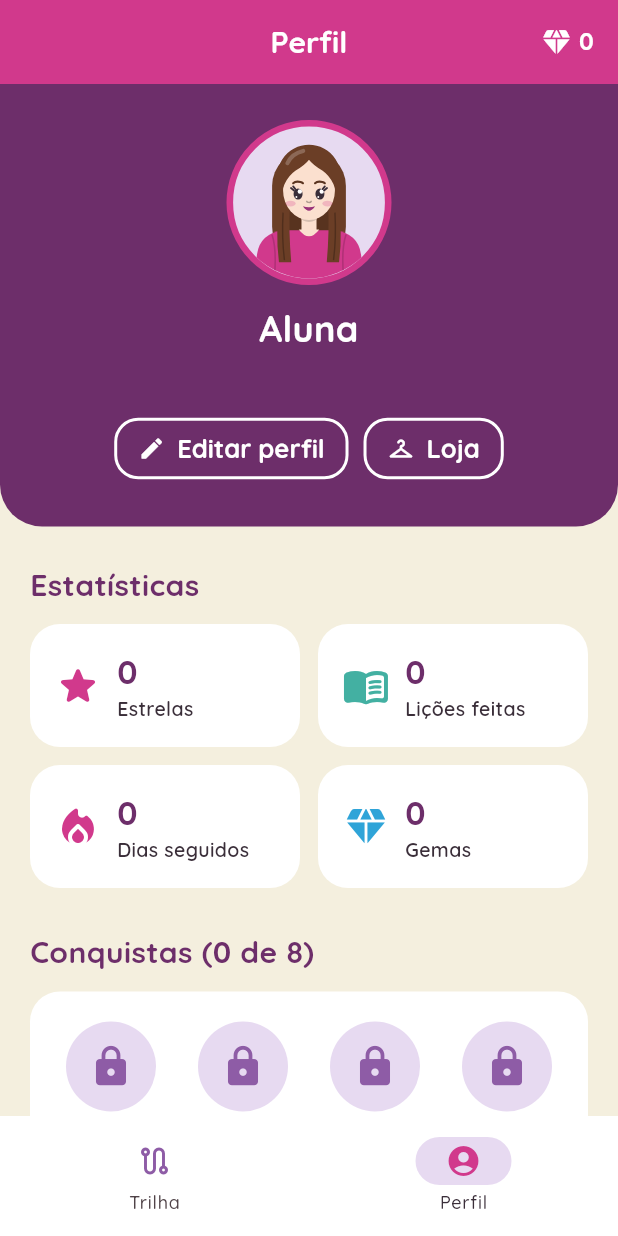
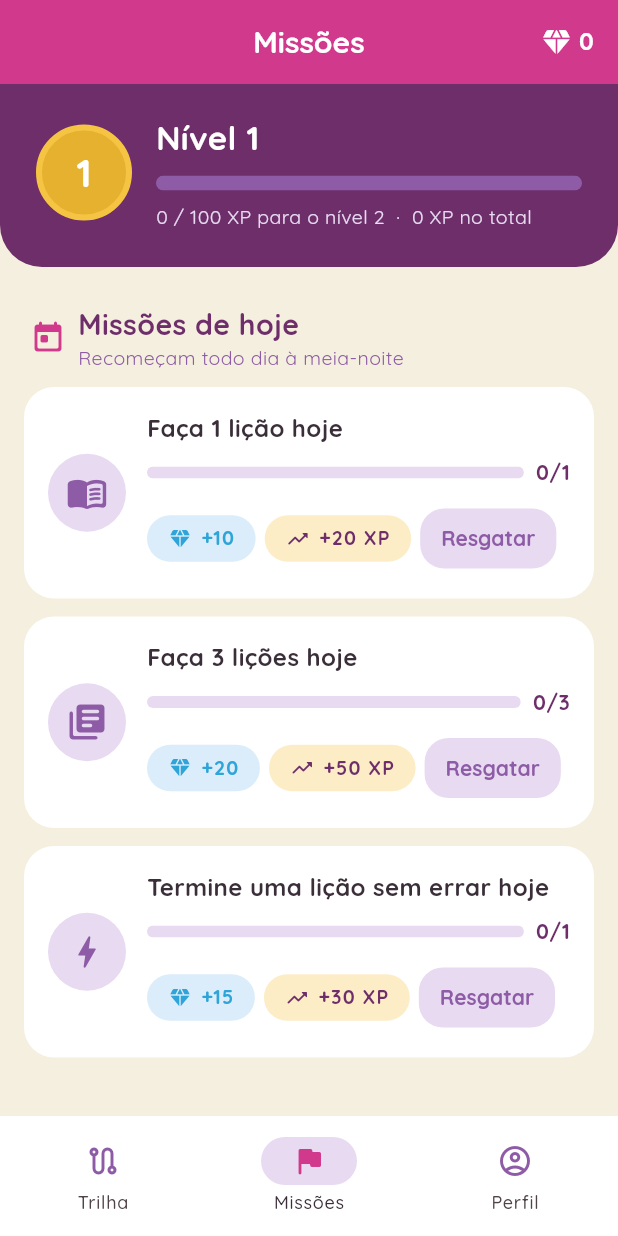
Before and after one commit to Adrisao/SORORIDADE-EM-JOGO, a Flutter app: the screen it shows once a user with an empty profile is signed in, item 2 of the bottom bar chosen, on a phone screen of 412 x 824 dp. Run offline on Flutter 3.47's test engine with Material 3 defaults, Android fonts, the phone set to English and light mode, and no system bars; our stand-ins replace audioplayers, cloud_firestore, firebase_auth, firebase_core, video_player; missing offline and left inert: video_player_media_kit; accounts and stored records are empty.

Commit message:
feat: tela de missões com gemas e XP
Nova aba "Missões" na barra de baixo, com missões diárias (recomeçam à
meia-noite) e especiais (uma vez só). Ao resgatar, a aluna ganha gemas,
que entram no saldo da loja, e XP; cada 100 XP sobe um nível.

O XP, as gemas das missões e as missões resgatadas ficam no documento
alunas/{uid}. As regras do Firestore aceitam os campos novos e impedem
que esses valores diminuam ou subam mais de 300 por vez.

Co-Authored-By: Claude Opus 5.5 <noreply@anthropic.com>

```diff
--- a/lib/app/perfil_aluna.dart
+++ b/lib/app/perfil_aluna.dart
@@ -8,7 +8,8 @@ import 'autenticacao.dart';
 import 'progresso.dart';
 
 // Escolhas da aluna que ficam salvas no Firebase:
-// avatar, roupinhas compradas e vestidas, gemas gastas e configurações.
+// avatar, roupinhas compradas e vestidas, gemas gastas, configurações,
+// XP e missões resgatadas.
 class PerfilAluna extends ChangeNotifier {
   PerfilAluna._();
 
@@ -21,14 +22,60 @@ class PerfilAluna extends ChangeNotifier {
   int _gemasGastas = 0;
   bool _som = true;
 
+  // Missões: XP e gemas ganhos resgatando missões.
+  int _xp = 0;
+  int _gemasMissoes = 0;
+  // Missões especiais (só podem ser resgatadas uma vez).
+  final Set<String> _missoesResgatadas = {};
+  // Missões diárias resgatadas no dia _diaDasDiarias ('2026-11-18').
+  final Set<String> _diariasResgatadas = {};
+  String _diaDasDiarias = '';
+
+  static const int xpPorNivel = 100;
+
   String get avatar => _avatar;
   String get roupa => _roupa;
   String? get acessorio => _acessorio;
   bool get som => _som;
   int get gemasGastas => _gemasGastas;
 
-  // Saldo = gemas ganhas nas lições - gemas gastas na loja.
-  int get gemas => max(0, Progresso.instancia.gemasGanhas - _gemasGastas);
+  int get xp => _xp;
+  int get nivel => 1 + _xp ~/ xpPorNivel;
+  int get xpNoNivel => _xp % xpPorNivel;
+
+  // Saldo = gemas ganhas nas lições e missões - gemas gastas na loja.
+  int get gemas =>
+      max(0, Progresso.instancia.gemasGanhas + _gemasMissoes - _gemasGastas);
+
+  bool resgatou(String missao, {required bool diaria}) => diaria
+      ? _diaDasDiarias == Progresso.chaveDoDia(DateTime.now()) &&
+          _diariasResgatadas.contains(missao)
+      : _missoesResgatadas.contains(missao);
+
+  // Entrega as gemas e o XP de uma missão concluída.
+  // Devolve false se ela já tinha sido resgatada.
+  bool resgatarMissao(
+    String missao, {
+    required bool diaria,
+    required int gemas,
+    required int xp,
+  }) {
+    if (resgatou(missao, diaria: diaria)) return false;
+    if (diaria) {
+      final hoje = Progresso.chaveDoDia(DateTime.now());
+      if (_diaDasDiarias != hoje) {
+        _diaDasDiarias = hoje;
+        _diariasResgatadas.clear();
+      }
+      _diariasResgatadas.add(missao);
+    } else {
+      _missoesResgatadas.add(missao);
+    }
+    _gemasMissoes += gemas;
+    _xp += xp;
+    _alterou();
+    return true;
+  }
 
   bool comprou(String id) => _compradas.contains(id);
 
@@ -46,6 +93,11 @@ class PerfilAluna extends ChangeNotifier {
       ..add(roupaInicial);
     _gemasGastas = 0;
     _som = true;
+    _xp = 0;
+    _gemasMissoes = 0;
+    _missoesResgatadas.clear();
+    _diariasResgatadas.clear();
+    _diaDasDiarias = '';
     notifyListeners();
   }
 
@@ -78,6 +130,14 @@ class PerfilAluna extends ChangeNotifier {
 
     _gemasGastas = (dados['gemasGastas'] as num?)?.toInt() ?? 0;
     _som = dados['som'] as bool? ?? true;
+
+    _xp = (dados['xp'] as num?)?.toInt() ?? 0;
+    _gemasMissoes = (dados['gemasMissoes'] as num?)?.toInt() ?? 0;
+    _missoesResgatadas.addAll(
+        (dados['missoesResgatadas'] as List?)?.whereType<String>() ?? []);
+    _diaDasDiarias = dados['diaDasDiarias'] as String? ?? '';
+    _diariasResgatadas.addAll(
+        (dados['diariasResgatadas'] as List?)?.whereType<String>() ?? []);
     notifyListeners();
   }
 
@@ -124,6 +184,11 @@ class PerfilAluna extends ChangeNotifier {
       'compradas': _compradas.toList(),
       'gemasGastas': _gemasGastas,
       'som': _som,
+      'xp': _xp,
+      'gemasMissoes': _gemasMissoes,
+      'missoesResgatadas': _missoesResgatadas.toList(),
+      'diaDasDiarias': _diaDasDiarias,
+      'diariasResgatadas': _diariasResgatadas.toList(),
     }).catchError((Object e) {
       debugPrint('Não foi possível salvar o perfil no Firebase: $e');
     });
--- a/lib/app/progresso.dart
+++ b/lib/app/progresso.dart
@@ -11,6 +11,10 @@ class Progresso extends ChangeNotifier {
   final Map<int, int> _estrelas = {};
 
   final Set<String> _diasEstudados = {};
+
+  // Estrelas de cada lição feita, separadas por dia ('2026-11-18' -> [3, 1]).
+  // Usado pelas missões diárias.
+  final Map<String, List<int>> _estrelasPorDia = {};
 
   // Gemas ganhas fazendo lições (as gastas na loja ficam em PerfilAluna).
   int _gemasGanhas = 0;
@@ -43,6 +47,7 @@ class Progresso extends ChangeNotifier {
   void limpar() {
     _estrelas.clear();
     _diasEstudados.clear();
+    _estrelasPorDia.clear();
     _gemasGanhas = 0;
     _carregado = false;
     notifyListeners();
@@ -65,6 +70,7 @@ class Progresso extends ChangeNotifier {
 
     _estrelas.clear();
     _diasEstudados.clear();
+    _estrelasPorDia.clear();
     _gemasGanhas = 0;
 
     for (final tentativa in tentativas) {
@@ -73,17 +79,12 @@ class Progresso extends ChangeNotifier {
 
       final data = DateTime.parse(tentativa['data'] as String);
 
-      final dia = DateTime(data.year, data.month, data.day);
-
-      _diasEstudados.add(
-        '${dia.year.toString().padLeft(4, '0')}-'
-        '${dia.month.toString().padLeft(2, '0')}-'
-        '${dia.day.toString().padLeft(2, '0')}',
-      );
 
       final estrelas = erros == 0
           ? 3
           : (erros <= 2 ? 2 : 1);
+
+      _registrarDia(data, estrelas);
 
       _gemasGanhas += gemasPor(estrelas, primeiraVez: !_estrelas.containsKey(numero));
 
@@ -96,6 +97,25 @@ class Progresso extends ChangeNotifier {
     _carregado = true;
     notifyListeners();
   }
+
+  // '2026-11-18'
+  static String chaveDoDia(DateTime data) =>
+      '${data.year.toString().padLeft(4, '0')}-'
+      '${data.month.toString().padLeft(2, '0')}-'
+      '${data.day.toString().padLeft(2, '0')}';
+
+  void _registrarDia(DateTime data, int estrelas) {
+    final chave = chaveDoDia(data);
+    _diasEstudados.add(chave);
+    _estrelasPorDia.putIfAbsent(chave, () => []).add(estrelas);
+  }
+
+  // Lições feitas hoje (contando repetições).
+  int get licoesHoje => _estrelasPorDia[chaveDoDia(DateTime.now())]?.length ?? 0;
+
+  // Lições feitas hoje sem nenhum erro (3 estrelas).
+  int get licoesPerfeitasHoje =>
+      _estrelasPorDia[chaveDoDia(DateTime.now())]?.where((e) => e == 3).length ?? 0;
 
 int get diasSeguidos {
   if (_diasEstudados.isEmpty) return 0;
@@ -141,15 +161,7 @@ int get diasSeguidos {
     _estrelas[numero] = estrelas;
   }
 
-  final hoje = DateTime.now();
-
-  final dia = DateTime(hoje.year, hoje.month, hoje.day);
-
-  _diasEstudados.add(
-    '${dia.year.toString().padLeft(4, '0')}-'
-    '${dia.month.toString().padLeft(2, '0')}-'
-    '${dia.day.toString().padLeft(2, '0')}',
-  );
+  _registrarDia(DateTime.now(), estrelas);
 
   notifyListeners();
   return gemas;
--- /dev/null
+++ b/lib/data/missoes.dart
@@ -0,0 +1,130 @@
+import 'package:flutter/material.dart';
+
+import '../app/perfil_aluna.dart';
+import '../app/progresso.dart';
+import 'quizzes.dart';
+
+// Missões (quests): a aluna cumpre a tarefa e resgata gemas e XP.
+// As diárias recomeçam todo dia; as especiais só podem ser resgatadas uma vez.
+class Missao {
+  final String id;
+  final String titulo;
+  final IconData icone;
+  final bool diaria;
+  final int meta;
+  final int gemas;
+  final int xp;
+  final int Function(Progresso progresso, PerfilAluna perfil) andamento;
+
+  const Missao({
+    required this.id,
+    required this.titulo,
+    required this.icone,
+    required this.diaria,
+    required this.meta,
+    required this.gemas,
+    required this.xp,
+    required this.andamento,
+  });
+
+  // Quanto já foi feito, sem passar da meta.
+  int feito(Progresso p, PerfilAluna perfil) =>
+      andamento(p, perfil).clamp(0, meta);
+
+  bool cumprida(Progresso p, PerfilAluna perfil) => feito(p, perfil) >= meta;
+
+  bool resgatada(PerfilAluna perfil) => perfil.resgatou(id, diaria: diaria);
+
+  bool podeResgatar(Progresso p, PerfilAluna perfil) =>
+      cumprida(p, perfil) && !resgatada(perfil);
+}
+
+final List<Missao> missoes = [
+  // Diárias
+  Missao(
+    id: 'diaria_uma_licao',
+    titulo: 'Faça 1 lição hoje',
+    icone: Icons.menu_book_rounded,
+    diaria: true,
+    meta: 1,
+    gemas: 10,
+    xp: 20,
+    andamento: (p, _) => p.licoesHoje,
+  ),
+  Missao(
+    id: 'diaria_tres_licoes',
+    titulo: 'Faça 3 lições hoje',
+    icone: Icons.library_books_rounded,
+    diaria: true,
+    meta: 3,
+    gemas: 20,
+    xp: 50,
+    andamento: (p, _) => p.licoesHoje,
+  ),
+  Missao(
+    id: 'diaria_perfeita',
+    titulo: 'Termine uma lição sem errar hoje',
+    icone: Icons.bolt_rounded,
+    diaria: true,
+    meta: 1,
+    gemas: 15,
+    xp: 30,
+    andamento: (p, _) => p.licoesPerfeitasHoje,
+  ),
+
+  // Especiais
+  Missao(
+    id: 'tres_licoes',
+    titulo: 'Conclua 3 lições da trilha',
+    icone: Icons.route_rounded,
+    diaria: false,
+    meta: 3,
+    gemas: 30,
+    xp: 60,
+    andamento: (p, _) => p.totalConcluidas,
+  ),
+  Missao(
+    id: 'dez_estrelas',
+    titulo: 'Junte 10 estrelas',
+    icone: Icons.star_rounded,
+    diaria: false,
+    meta: 10,
+    gemas: 25,
+    xp: 50,
+    andamento: (p, _) => p.totalEstrelas,
+  ),
+  Missao(
+    id: 'tres_dias',
+    titulo: 'Estude 3 dias seguidos',
+    icone: Icons.local_fire_department_rounded,
+    diaria: false,
+    meta: 3,
+    gemas: 30,
+    xp: 60,
+    andamento: (p, _) => p.diasSeguidos,
+  ),
+  Missao(
+    id: 'primeira_roupinha',
+    titulo: 'Compre uma roupinha na loja',
+    icone: Icons.checkroom_rounded,
+    diaria: false,
+    meta: 1,
+    gemas: 10,
+    xp: 20,
+    andamento: (_, perfil) => perfil.totalCompradas,
+  ),
+  Missao(
+    id: 'trilha_completa',
+    titulo: 'Conclua a trilha inteira',
+    icone: Icons.emoji_events_rounded,
+    diaria: false,
+    meta: quizzes.length,
+    gemas: 100,
+    xp: 200,
+    andamento: (p, _) => p.totalConcluidas,
+  ),
+];
+
+// Quantas missões estão prontas para resgatar (para o aviso na barra de baixo).
+int missoesParaResgatar(Progresso p, PerfilAluna perfil) =>
+    missoes.where((m) => m.podeResgatar(p, perfil)).length;
--- a/lib/database/database_helper.dart
+++ b/lib/database/database_helper.dart
@@ -15,6 +15,9 @@ import 'package:firebase_auth/firebase_auth.dart';
 //     compradas:   lista das roupinhas compradas na loja
 //     gemasGastas: total de gemas já gastas na loja
 //     som:         efeitos sonoros ligados?
+//     xp, gemasMissoes:  XP e gemas ganhos resgatando missões
+//     missoesResgatadas: missões especiais já resgatadas
+//     diaDasDiarias, diariasResgatadas: missões diárias resgatadas naquele dia
 class DatabaseHelper {
   static final DatabaseHelper instancia = DatabaseHelper._();
 
--- a/lib/screens/home_page.dart
+++ b/lib/screens/home_page.dart
@@ -6,9 +6,11 @@ import '../app/buttons.dart';
 import '../app/pallet.dart';
 import '../app/perfil_aluna.dart';
 import '../app/progresso.dart';
+import '../data/missoes.dart';
 import '../data/quizzes.dart';
 import '../widgets/avatar.dart';
 import '../widgets/comum.dart';
+import 'missoes.dart';
 import 'perfil.dart';
 
 class HomePage extends StatefulWidget {
@@ -21,7 +23,7 @@ class HomePage extends StatefulWidget {
 class _HomePageState extends State<HomePage> {
   final progresso = Progresso.instancia;
 
-  // Aba selecionada na barra de baixo: 0 = Trilha, 1 = Perfil
+  // Aba selecionada na barra de baixo: 0 = Trilha, 1 = Missões, 2 = Perfil
   int aba = 0;
 
   @override
@@ -32,26 +34,48 @@ class _HomePageState extends State<HomePage> {
         index: aba,
         children: [
           _trilha(),
+          const Missoes(),
           const Perfil(),
         ],
       ),
-      bottomNavigationBar: NavigationBar(
+      bottomNavigationBar: ListenableBuilder(
+        listenable: Listenable.merge([progresso, PerfilAluna.instancia]),
+        builder: (context, _) {
+          final prontas = missoesParaResgatar(progresso, PerfilAluna.instancia);
+          return NavigationBar(
             selectedIndex: aba,
             onDestinationSelected: (i) => setState(() => aba = i),
             backgroundColor: Pallet.branco,
             indicatorColor: Pallet.lavanda,
-        destinations: const [
-          NavigationDestination(
+            destinations: [
+              const NavigationDestination(
                 icon: Icon(Icons.route_outlined, color: Pallet.roxoLogo),
                 selectedIcon: Icon(Icons.route_rounded, color: Pallet.rosaMagenta),
                 label: 'Trilha',
               ),
               NavigationDestination(
+                icon: Badge(
+                  isLabelVisible: prontas > 0,
+                  label: Text('$prontas'),
+                  backgroundColor: Pallet.rosaMagenta,
+                  child: const Icon(Icons.flag_outlined, color: Pallet.roxoLogo),
+                ),
+                selectedIcon: Badge(
+                  isLabelVisible: prontas > 0,
+                  label: Text('$prontas'),
+                  backgroundColor: Pallet.rosaMagenta,
+                  child: const Icon(Icons.flag_rounded, color: Pallet.rosaMagenta),
+                ),
+                label: 'Missões',
+              ),
+              const NavigationDestination(
                 icon: Icon(Icons.account_circle_outlined, color: Pallet.roxoLogo),
                 selectedIcon: Icon(Icons.account_circle_rounded, color: Pallet.rosaMagenta),
                 label: 'Perfil',
               ),
             ],
+          );
+        },
       ),
     );
   }
--- /dev/null
+++ b/lib/screens/missoes.dart
@@ -0,0 +1,310 @@
+import 'package:flutter/material.dart';
+
+import '../app/pallet.dart';
+import '../app/perfil_aluna.dart';
+import '../app/progresso.dart';
+import '../data/missoes.dart';
+import '../widgets/avatar.dart';
+import '../widgets/comum.dart';
+
+// Tela de missões: a aluna cumpre tarefas e resgata gemas e XP.
+class Missoes extends StatelessWidget {
+  const Missoes({super.key});
+
+  @override
+  Widget build(BuildContext context) {
+    final progresso = Progresso.instancia;
+    final perfil = PerfilAluna.instancia;
+
+    return ListenableBuilder(
+      listenable: Listenable.merge([progresso, perfil]),
+      builder: (context, _) {
+        final diarias = missoes.where((m) => m.diaria).toList();
+        final especiais = missoes.where((m) => !m.diaria).toList();
+
+        return Scaffold(
+          appBar: AppBar(
+            title: const Text('Missões'),
+            actions: [
+              Padding(
+                padding: const EdgeInsets.only(right: 16),
+                child: SaldoDeGemas(gemas: perfil.gemas),
+              ),
+            ],
+          ),
+          body: ListView(
+            padding: const EdgeInsets.only(bottom: 32),
+            children: [
+              _nivel(perfil),
+              _titulo(
+                'Missões de hoje',
+                'Recomeçam todo dia à meia-noite',
+                Icons.today_rounded,
+              ),
+              for (final m in diarias) _CartaoMissao(missao: m),
+              _titulo(
+                'Missões especiais',
+                'Cada uma só pode ser resgatada uma vez',
+                Icons.workspace_premium_rounded,
+              ),
+              for (final m in especiais) _CartaoMissao(missao: m),
+            ],
+          ),
+        );
+      },
+    );
+  }
+
+  // Faixa do topo com o nível e a barra de XP
+  Widget _nivel(PerfilAluna perfil) {
+    return Container(
+      width: double.infinity,
+      padding: const EdgeInsets.fromLTRB(24, 20, 24, 24),
+      decoration: const BoxDecoration(
+        color: Pallet.roxoAmeixa,
+        borderRadius: BorderRadius.vertical(bottom: Radius.circular(28)),
+      ),
+      child: Row(
+        children: [
+          Container(
+            width: 64,
+            height: 64,
+            alignment: Alignment.center,
+            decoration: BoxDecoration(
+              color: Pallet.dourado,
+              shape: BoxShape.circle,
+              border: Border.all(color: Pallet.amareloSol, width: 4),
+            ),
+            child: Text(
+              '${perfil.nivel}',
+              style: const TextStyle(
+                color: Pallet.branco,
+                fontSize: 26,
+                fontWeight: FontWeight.w700,
+              ),
+            ),
+          ),
+          const SizedBox(width: 16),
+          Expanded(
+            child: Column(
+              crossAxisAlignment: CrossAxisAlignment.start,
+              children: [
+                Text(
+                  'Nível ${perfil.nivel}',
+                  style: const TextStyle(
+                    color: Pallet.branco,
+                    fontSize: 22,
+                    fontWeight: FontWeight.w700,
+                  ),
+                ),
+                const SizedBox(height: 10),
+                ClipRRect(
+                  borderRadius: BorderRadius.circular(10),
+                  child: LinearProgressIndicator(
+                    value: perfil.xpNoNivel / PerfilAluna.xpPorNivel,
+                    minHeight: 10,
+                    backgroundColor: Pallet.roxoLogo,
+                    color: Pallet.amareloSol,
+                  ),
+                ),
+                const SizedBox(height: 8),
+                Text(
+                  '${perfil.xpNoNivel} / ${PerfilAluna.xpPorNivel} XP '
+                  'para o nível ${perfil.nivel + 1}  ·  ${perfil.xp} XP no total',
+                  style: const TextStyle(color: Pallet.lavanda, fontSize: 13),
+                ),
+              ],
+            ),
+          ),
+        ],
+      ),
+    );
+  }
+
+  Widget _titulo(String texto, String subtitulo, IconData icone) {
+    return Padding(
+      padding: const EdgeInsets.fromLTRB(20, 24, 20, 10),
+      child: Row(
+        children: [
+          Icon(icone, color: Pallet.rosaMagenta),
+          const SizedBox(width: 8),
+          Expanded(
+            child: Column(
+              crossAxisAlignment: CrossAxisAlignment.start,
+              children: [
+                Text(
+                  texto,
+                  style: const TextStyle(
+                    color: Pallet.roxoAmeixa,
+                    fontSize: 19,
+                    fontWeight: FontWeight.w700,
+                  ),
+                ),
+                Text(
+                  subtitulo,
+                  style: const TextStyle(color: Pallet.roxoLogo, fontSize: 13),
+                ),
+              ],
+            ),
+          ),
+        ],
+      ),
+    );
+  }
+}
+
+class _CartaoMissao extends StatelessWidget {
+  final Missao missao;
+
+  const _CartaoMissao({required this.missao});
+
+  @override
+  Widget build(BuildContext context) {
+    final progresso = Progresso.instancia;
+    final perfil = PerfilAluna.instancia;
+
+    final feito = missao.feito(progresso, perfil);
+    final cumprida = missao.cumprida(progresso, perfil);
+    final resgatada = missao.resgatada(perfil);
+
+    return Padding(
+      padding: const EdgeInsets.fromLTRB(16, 0, 16, 12),
+      child: Card(
+        color: resgatada ? Pallet.lavanda : Pallet.branco,
+        child: Padding(
+          padding: const EdgeInsets.all(16),
+          child: Row(
+            children: [
+              Container(
+                width: 52,
+                height: 52,
+                decoration: BoxDecoration(
+                  color: resgatada
+                      ? Pallet.verdeAgua
+                      : (cumprida ? Pallet.rosaMagenta : Pallet.lavanda),
+                  shape: BoxShape.circle,
+                ),
+                child: Icon(
+                  resgatada ? Icons.check_rounded : missao.icone,
+                  color: resgatada || cumprida
+                      ? Pallet.branco
+                      : Pallet.roxoLogo,
+                  size: 28,
+                ),
+              ),
+              const SizedBox(width: 14),
+              Expanded(
+                child: Column(
+                  crossAxisAlignment: CrossAxisAlignment.start,
+                  children: [
+                    Text(
+                      missao.titulo,
+                      style: const TextStyle(
+                        fontSize: 16,
+                        fontWeight: FontWeight.w700,
+                      ),
+                    ),
+                    const SizedBox(height: 8),
+                    Row(
+                      children: [
+                        Expanded(
+                          child: ClipRRect(
+                            borderRadius: BorderRadius.circular(8),
+                            child: LinearProgressIndicator(
+                              value: feito / missao.meta,
+                              minHeight: 8,
+                            ),
+                          ),
+                        ),
+                        const SizedBox(width: 8),
+                        Text(
+                          '$feito/${missao.meta}',
+                          style: const TextStyle(
+                            fontWeight: FontWeight.w700,
+                            color: Pallet.roxoAmeixa,
+                          ),
+                        ),
+                      ],
+                    ),
+                    const SizedBox(height: 10),
+                    // Se faltar espaço, o botão desce para a linha de baixo
+                    Wrap(
+                      spacing: 6,
+                      runSpacing: 8,
+                      crossAxisAlignment: WrapCrossAlignment.center,
+                      children: [
+                        Pilula(
+                          texto: '+${missao.gemas}',
+                          icone: Icons.diamond_rounded,
+                          fundo: Pallet.azulCeu.withValues(alpha: 0.25),
+                          cor: Pallet.gema,
+                        ),
+                        Pilula(
+                          texto: '+${missao.xp} XP',
+                          icone: Icons.trending_up_rounded,
+                          fundo: Pallet.amareloSol.withValues(alpha: 0.3),
+                          cor: Pallet.roxoAmeixa,
+                        ),
+                        _botao(context, cumprida, resgatada),
+                      ],
+                    ),
+                  ],
+                ),
+              ),
+            ],
+          ),
+        ),
+      ),
+    );
+  }
+
+  Widget _botao(BuildContext context, bool cumprida, bool resgatada) {
+    if (resgatada) {
+      return const Text(
+        'Feito!',
+        style: TextStyle(color: Pallet.verdeAgua, fontWeight: FontWeight.w700),
+      );
+    }
+
+    return ElevatedButton(
+      onPressed: cumprida ? () => _resgatar(context) : null,
+      style: ElevatedButton.styleFrom(
+        padding: const EdgeInsets.symmetric(vertical: 10, horizontal: 14),
+        textStyle: const TextStyle(
+          fontFamily: Pallet.fonte,
+          fontSize: 14,
+          fontWeight: FontWeight.w700,
+        ),
+      ),
+      child: const Text('Resgatar'),
+    );
+  }
+
+  void _resgatar(BuildContext context) {
+    final perfil = PerfilAluna.instancia;
+    final nivelAntes = perfil.nivel;
+
+    final ok = perfil.resgatarMissao(
+      missao.id,
+      diaria: missao.diaria,
+      gemas: missao.gemas,
+      xp: missao.xp,
+    );
+    if (!ok) return;
+
+    final subiu = perfil.nivel > nivelAntes;
+    ScaffoldMessenger.of(context)
+      ..hideCurrentSnackBar()
+      ..showSnackBar(
+        SnackBar(
+          backgroundColor: Pallet.roxoAmeixa,
+          content: Text(
+            subiu
+                ? 'Você subiu para o nível ${perfil.nivel}! '
+                      '+${missao.gemas} gemas e +${missao.xp} XP'
+                : 'Missão resgatada! +${missao.gemas} gemas e +${missao.xp} XP',
+          ),
+        ),
+      );
+  }
+}
```
Also changed, not shown: 2 other files. Lines whose indentation alone changed are shown as unchanged.
